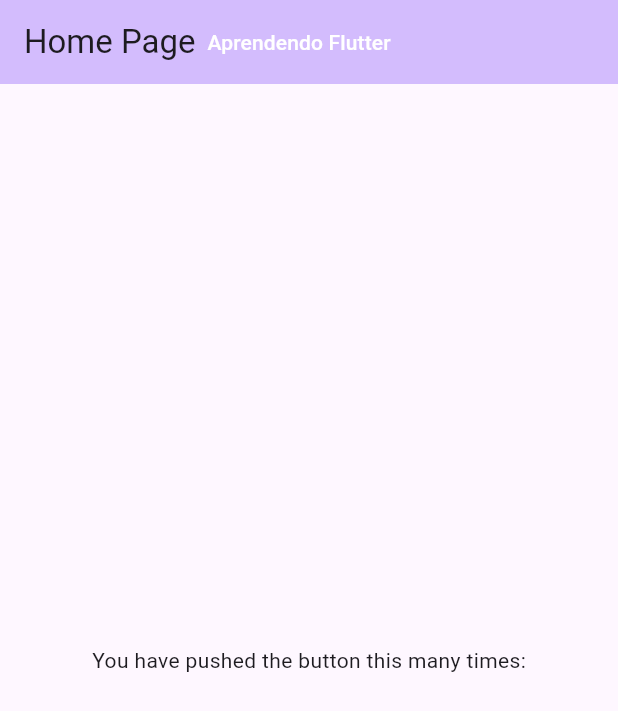
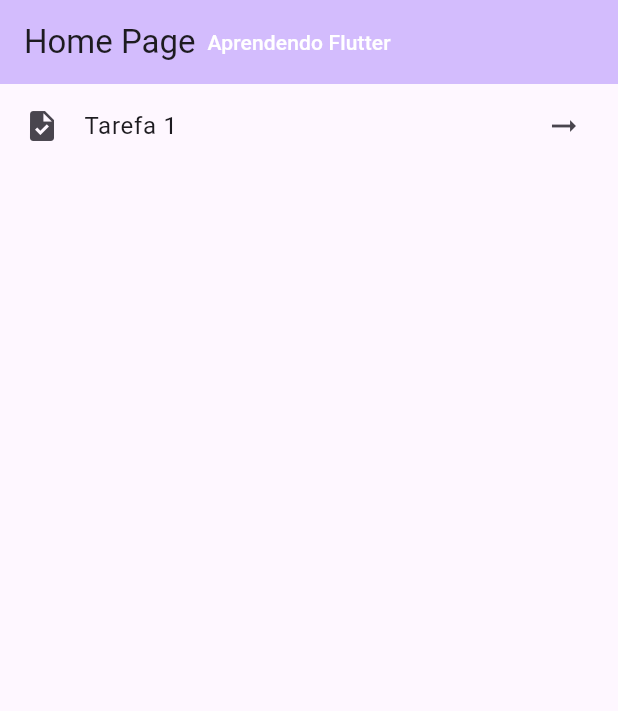
Before and after one commit to millena-kppn/Primeira-Application-Flutter, a Flutter app: the screen it shows after launch, on a phone screen of 412 x 824 dp. Shown: the top 711 px of the screen. Run offline on Flutter 3.47's test engine with Material 3 defaults, Android fonts, the phone set to English and light mode, and no system bars.

Commit message:
Adicionando uma lista na home_page.dart

```diff
--- a/lib/pages/home_page.dart
+++ b/lib/pages/home_page.dart
@@ -1,6 +1,5 @@
 import 'package:flutter/material.dart';
 import 'package:primeira_application_flutter/widgets/subtitulo_widget.dart';
-
 
 class MyHomePage extends StatefulWidget {
   const MyHomePage({super.key, required this.title, required this.subtitle});
@@ -9,9 +8,8 @@ class MyHomePage extends StatefulWidget {
   @override
   State<MyHomePage> createState() => _MyHomePageState();
 }
+
 class _MyHomePageState extends State<MyHomePage> {
-
-
   @override
   Widget build(BuildContext context) {
     return Scaffold(
@@ -21,16 +19,20 @@ class _MyHomePageState extends State<MyHomePage> {
           children: [
             Text(widget.title),
             SizedBox(width: 8),
-           SubtituloWidget(label: widget.subtitle),
-          ]
-        )
+            SubtituloWidget(label: widget.subtitle),
+          ],
+        ),
       ),
       body: Center(
-        child: Column(
-          mainAxisAlignment: MainAxisAlignment.center,
-          children: <Widget>[
-            const Text('You have pushed the button this many times:'),
-          ],
+        child: ListView.builder(
+          itemCount: 1,
+          itemBuilder: (context, index) {
+            return ListTile(
+              leading: Icon(Icons.task),
+              title: Text("Tarefa 1"),
+              trailing: Icon(Icons.arrow_right_alt_outlined),
+            );
+          },
         ),
       ),
     );
```
